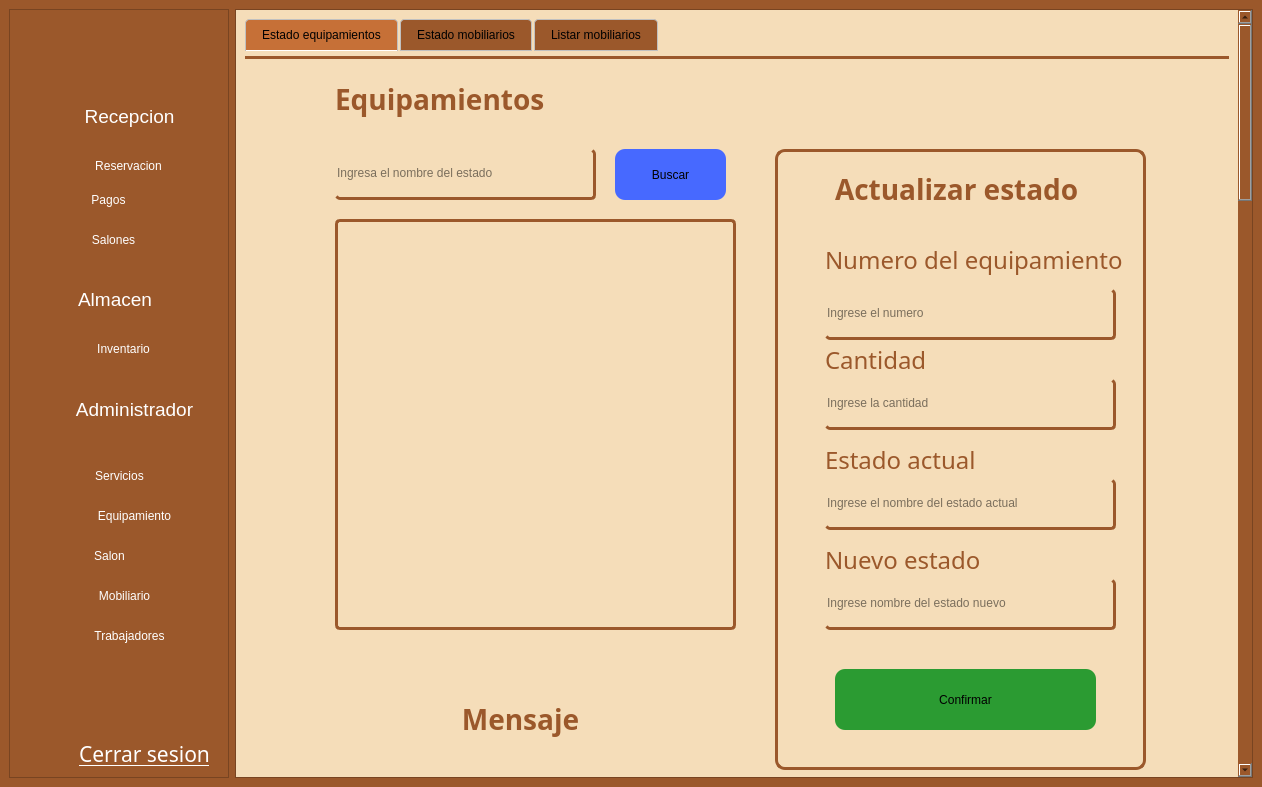
Qt form gui/admin_screen.ui (asp-laboratories/BookingRoom_Software) before a commit.
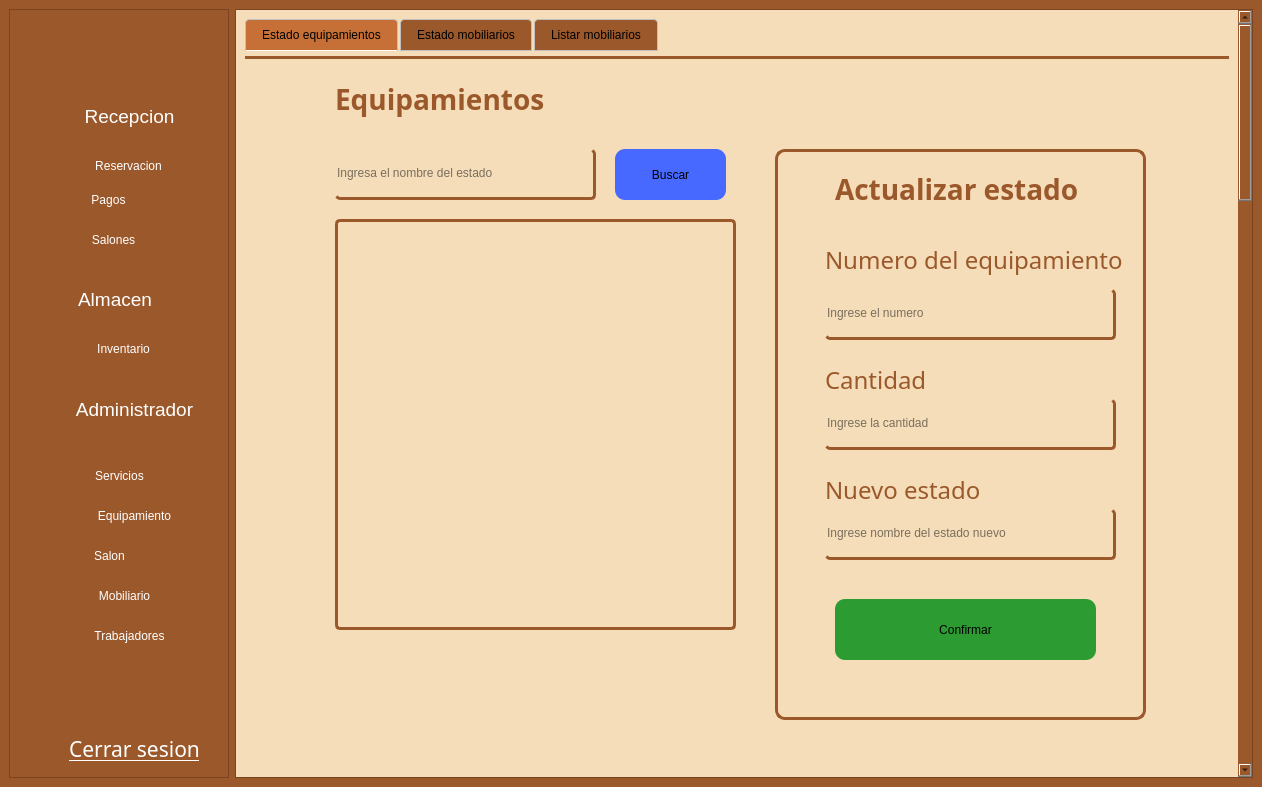
The same form after that commit. The open tabs and pages were chosen to show the change. Icons and pictures are not drawn.

Commit message: feat(Icons/gui): Agregacion de iconos

```diff
--- a/gui/admin_screen.ui
+++ b/gui/admin_screen.ui
@@ -619,10 +619,10 @@
          <widget class="QLabel" name="linkLogin">
           <property name="geometry">
            <rect>
-            <x>60</x>
-            <y>720</y>
+            <x>50</x>
+            <y>710</y>
             <width>141</width>
-            <height>31</height>
+            <height>41</height>
            </rect>
           </property>
           <property name="font">
@@ -5128,7 +5128,7 @@
                 <x>530</x>
                 <y>90</y>
                 <width>371</width>
-                <height>621</height>
+                <height>571</height>
                </rect>
               </property>
               <property name="styleSheet">
@@ -5170,7 +5170,7 @@
                <property name="geometry">
                 <rect>
                  <x>50</x>
-                 <y>430</y>
+                 <y>360</y>
                  <width>291</width>
                  <height>51</height>
                 </rect>
@@ -5193,7 +5193,7 @@
                <property name="geometry">
                 <rect>
                  <x>50</x>
-                 <y>230</y>
+                 <y>250</y>
                  <width>291</width>
                  <height>51</height>
                 </rect>
@@ -5212,36 +5212,11 @@
                 <string>Ingrese la cantidad</string>
                </property>
               </widget>
-              <widget class="QLabel" name="lCostoS_12">
-               <property name="geometry">
-                <rect>
-                 <x>50</x>
-                 <y>290</y>
-                 <width>291</width>
-                 <height>41</height>
-                </rect>
-               </property>
-               <property name="font">
-                <font>
-                 <family>Adwaita Sans</family>
-                 <pointsize>18</pointsize>
-                 <bold>false</bold>
-                </font>
-               </property>
-               <property name="styleSheet">
-                <string notr="true">border: none;
-color: rgba(155, 88, 43, 1.0);
-</string>
-               </property>
-               <property name="text">
-                <string>Estado actual</string>
-               </property>
-              </widget>
               <widget class="QPushButton" name="almConfirmar_2">
                <property name="geometry">
                 <rect>
                  <x>60</x>
-                 <y>520</y>
+                 <y>450</y>
                  <width>261</width>
                  <height>61</height>
                 </rect>
@@ -5259,7 +5234,7 @@
                <property name="geometry">
                 <rect>
                  <x>50</x>
-                 <y>390</y>
+                 <y>320</y>
                  <width>291</width>
                  <height>41</height>
                 </rect>
@@ -5284,7 +5259,7 @@
                <property name="geometry">
                 <rect>
                  <x>50</x>
-                 <y>190</y>
+                 <y>210</y>
                  <width>291</width>
                  <height>41</height>
                 </rect>
@@ -5305,29 +5280,6 @@
                 <string>Cantidad</string>
                </property>
               </widget>
-              <widget class="QLineEdit" name="almEstadoE">
-               <property name="geometry">
-                <rect>
-                 <x>50</x>
-                 <y>330</y>
-                 <width>291</width>
-                 <height>51</height>
-                </rect>
-               </property>
-               <property name="styleSheet">
-                <string notr="true">border: none;
-color: rgb(0, 0, 0);
-border-radius: 5px;
-border-bottom: 3px solid rgba(155, 88, 43, 1.0);
-border-right: 3px solid  rgba(155, 88, 43, 1.0);</string>
-               </property>
-               <property name="text">
-                <string/>
-               </property>
-               <property name="placeholderText">
-                <string>Ingrese el nombre del estado actual</string>
-               </property>
-              </widget>
               <widget class="QLabel" name="label_33">
                <property name="geometry">
                 <rect>
@@ -5478,32 +5430,6 @@
                <string>Equipamientos</string>
               </property>
              </widget>
-             <widget class="QLabel" name="almMensaje_2">
-              <property name="geometry">
-               <rect>
-                <x>150</x>
-                <y>640</y>
-                <width>251</width>
-                <height>41</height>
-               </rect>
-              </property>
-              <property name="font">
-               <font>
-                <family>Adwaita Sans</family>
-                <pointsize>-1</pointsize>
-                <bold>true</bold>
-               </font>
-              </property>
-              <property name="styleSheet">
-               <string notr="true">border: none;
-border: unset;
-color: rgba(155, 88, 43, 1.0);
-font-size: 28px;</string>
-              </property>
-              <property name="text">
-               <string>&lt;html&gt;&lt;head/&gt;&lt;body&gt;&lt;p align=&quot;center&quot;&gt;&lt;span style=&quot; font-size:21pt;&quot;&gt;Mensaje&lt;/span&gt;&lt;/p&gt;&lt;/body&gt;&lt;/html&gt;</string>
-              </property>
-             </widget>
             </widget>
             <widget class="QWidget" name="tab_25">
              <attribute name="title">
```
Left out of the diff: 156 changed lines with no effect on the pictures. The commit also changes 3 other files.
